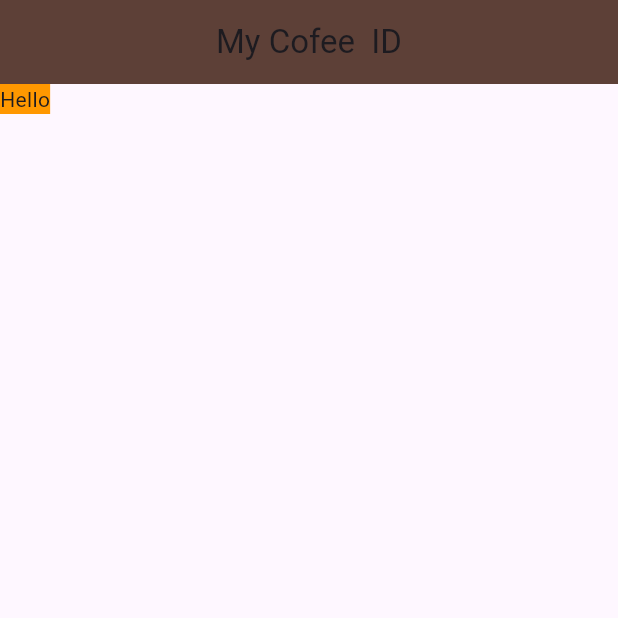
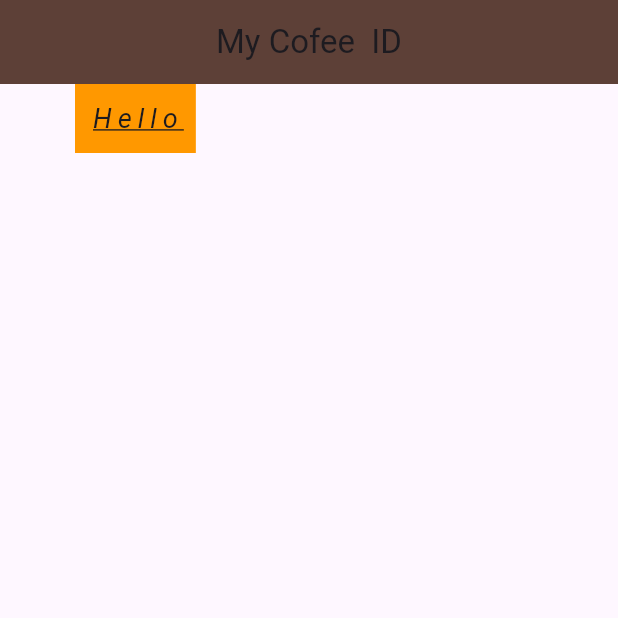
Before and after one commit to Kiash254/Flutter-crash, a Flutter app: the screen it shows after launch, on a phone screen of 412 x 824 dp, the top half of it. Run offline on Flutter 3.47's test engine with Material 3 defaults, Android fonts, the phone set to English and light mode, and no system bars.

Commit message:
added new tst styles

```diff
--- a/lib/main.dart
+++ b/lib/main.dart
@@ -21,7 +21,16 @@ class Home extends StatelessWidget {
   Widget build(BuildContext context) {
     return Container(
       color: Colors.orange,
-      child: Text('Hello')
+     padding: const EdgeInsets.all(10),
+     margin: const EdgeInsets.only(left:50),
+      child: Text('Hello',
+      style: TextStyle(
+        fontSize: 18,
+        letterSpacing: 4,
+        decoration: TextDecoration.underline,
+        fontStyle: FontStyle.italic
+      ),
+      ),
     );
   }
 }
```
